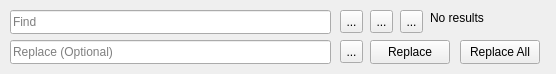
First picture: the form in findandreplace.ui, repository Yovsky/Edito, before the edit.
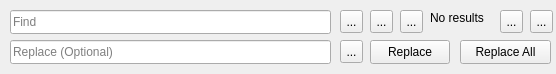
Second picture: the form after the edit. Icons and pictures are not drawn.

Commit message: feat: enable browsing up and down between selections

```diff
--- a/findandreplace.ui
+++ b/findandreplace.ui
@@ -158,7 +158,7 @@
     <rect>
      <x>460</x>
      <y>40</y>
-     <width>80</width>
+     <width>91</width>
      <height>24</height>
     </rect>
    </property>
@@ -171,7 +171,7 @@
     <rect>
      <x>430</x>
      <y>10</y>
-     <width>111</width>
+     <width>61</width>
      <height>16</height>
     </rect>
    </property>
@@ -179,6 +179,44 @@
     <string>No results</string>
    </property>
   </widget>
+  <widget class="QToolButton" name="Up">
+   <property name="geometry">
+    <rect>
+     <x>500</x>
+     <y>10</y>
+     <width>23</width>
+     <height>23</height>
+    </rect>
+   </property>
+   <property name="toolTip">
+    <string>Previous</string>
+   </property>
+   <property name="text">
+    <string>...</string>
+   </property>
+   <property name="icon">
+    <iconset theme="QIcon::ThemeIcon::GoUp"/>
+   </property>
+  </widget>
+  <widget class="QToolButton" name="Down">
+   <property name="geometry">
+    <rect>
+     <x>530</x>
+     <y>10</y>
+     <width>23</width>
+     <height>23</height>
+    </rect>
+   </property>
+   <property name="toolTip">
+    <string>Next</string>
+   </property>
+   <property name="text">
+    <string>...</string>
+   </property>
+   <property name="icon">
+    <iconset theme="QIcon::ThemeIcon::GoDown"/>
+   </property>
+  </widget>
  </widget>
  <resources>
   <include location="Resources.qrc"/>
```
The commit also changes 2 other files.
